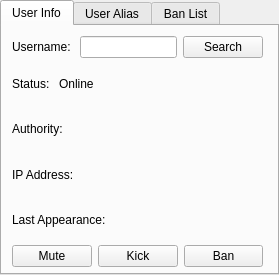
First picture: the form in src/Teambuilder/controlpanel.ui, repository po-devs/pokemon-online, before the edit.
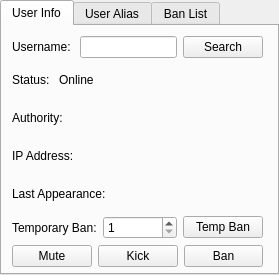
Second picture: the form after the edit.

Commit message: -temp ban (requires you to temp ban, then kick), works with moderators.

The edit to the form file:
```diff
--- a/src/Teambuilder/controlpanel.ui
+++ b/src/Teambuilder/controlpanel.ui
@@ -165,6 +165,43 @@
        </item>
       </layout>
      </item>
+     <item>
+      <layout class="QHBoxLayout" name="horizontalLayout_6">
+       <item>
+        <widget class="QLabel" name="label_3">
+         <property name="sizePolicy">
+          <sizepolicy hsizetype="Minimum" vsizetype="Preferred">
+           <horstretch>0</horstretch>
+           <verstretch>0</verstretch>
+          </sizepolicy>
+         </property>
+         <property name="text">
+          <string>Temporary Ban:</string>
+         </property>
+        </widget>
+       </item>
+       <item>
+        <widget class="QSpinBox" name="time">
+         <property name="suffix">
+          <string/>
+         </property>
+         <property name="minimum">
+          <number>1</number>
+         </property>
+         <property name="maximum">
+          <number>120</number>
+         </property>
+        </widget>
+       </item>
+       <item>
+        <widget class="QPushButton" name="tBan">
+         <property name="text">
+          <string>Temp Ban</string>
+         </property>
+        </widget>
+       </item>
+      </layout>
+     </item>
      <item>
       <layout class="QHBoxLayout" name="horizontalLayout_5">
        <item>
```
The commit also changes 8 other files.
